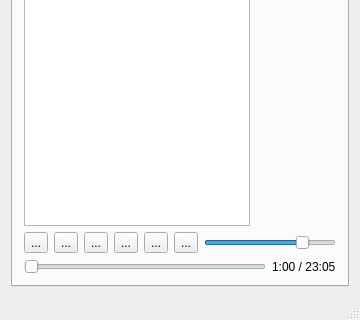
MayaPosch/NymphCast, file player/NymphCastPlayer/mainwindow.ui: the form before one commit; both pictures show x 0 to 360 and y 180 to 500 of the 360 by 500 pixel window.
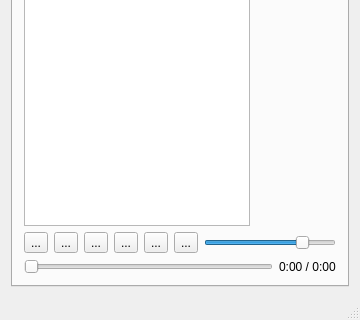
The form after the commit. Icons and pictures are not drawn.

Commit message: Change UI default time index and duration.

Diff of the .ui file:
```diff
--- a/player/NymphCastPlayer/mainwindow.ui
+++ b/player/NymphCastPlayer/mainwindow.ui
@@ -203,7 +203,7 @@
           <item>
            <widget class="QLabel" name="durationLabel">
             <property name="text">
-             <string>1:00 / 23:05</string>
+             <string>0:00 / 0:00</string>
             </property>
            </widget>
           </item>
```
